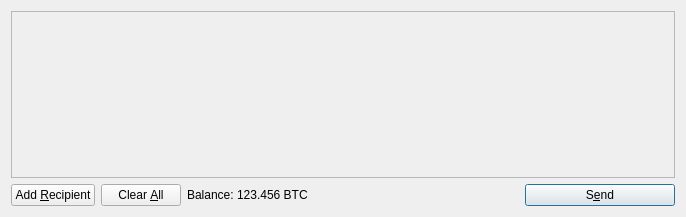
jondow72/peercoin, file src/qt/forms/sendcoinsdialog.ui: the form before one commit.
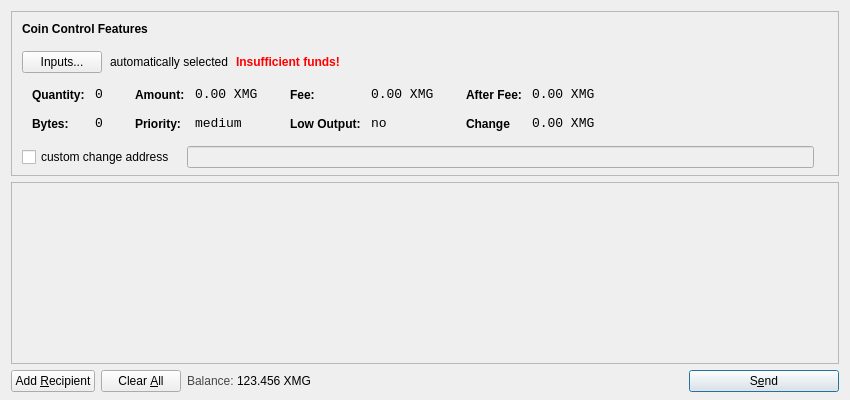
The form after the commit. Icons and pictures are not drawn.

Diff of the .ui file:
```diff
--- a/src/qt/forms/sendcoinsdialog.ui
+++ b/src/qt/forms/sendcoinsdialog.ui
@@ -6,14 +6,615 @@
    <rect>
     <x>0</x>
     <y>0</y>
-    <width>686</width>
-    <height>217</height>
+    <width>850</width>
+    <height>400</height>
    </rect>
   </property>
   <property name="windowTitle">
    <string>Send Coins</string>
   </property>
-  <layout class="QVBoxLayout" name="verticalLayout">
+  <layout class="QVBoxLayout" name="verticalLayout" stretch="0,1,0">
+   <property name="bottomMargin">
+    <number>8</number>
+   </property>
+   <item>
+    <widget class="QFrame" name="frameCoinControl">
+     <property name="sizePolicy">
+      <sizepolicy hsizetype="Expanding" vsizetype="Expanding">
+       <horstretch>0</horstretch>
+       <verstretch>0</verstretch>
+      </sizepolicy>
+     </property>
+     <property name="maximumSize">
+      <size>
+       <width>16777215</width>
+       <height>16777215</height>
+      </size>
+     </property>
+     <property name="frameShape">
+      <enum>QFrame::StyledPanel</enum>
+     </property>
+     <property name="frameShadow">
+      <enum>QFrame::Sunken</enum>
+     </property>
+     <layout class="QVBoxLayout" name="verticalLayoutCoinControl2">
+      <property name="spacing">
+       <number>6</number>
+      </property>
+      <property name="leftMargin">
+       <number>0</number>
+      </property>
+      <property name="topMargin">
+       <number>0</number>
+      </property>
+      <property name="rightMargin">
+       <number>0</number>
+      </property>
+      <property name="bottomMargin">
+       <number>6</number>
+      </property>
+      <item>
+       <layout class="QVBoxLayout" name="verticalLayoutCoinControl" stretch="0,0,0,0,1">
+        <property name="spacing">
+         <number>0</number>
+        </property>
+        <property name="leftMargin">
+         <number>10</number>
+        </property>
+        <property name="topMargin">
+         <number>10</number>
+        </property>
+        <item>
+         <layout class="QHBoxLayout" name="horizontalLayoutCoinControl1">
+          <property name="bottomMargin">
+           <number>15</number>
+          </property>
+          <item>
+           <widget class="QLabel" name="labelCoinControlFeatures">
+            <property name="sizePolicy">
+             <sizepolicy hsizetype="Preferred" vsizetype="Maximum">
+              <horstretch>0</horstretch>
+              <verstretch>0</verstretch>
+             </sizepolicy>
+            </property>
+            <property name="font">
+             <font>
+              <weight>75</weight>
+              <bold>true</bold>
+             </font>
+            </property>
+            <property name="styleSheet">
+             <string notr="true">font-weight:bold;</string>
+            </property>
+            <property name="text">
+             <string>Coin Control Features</string>
+            </property>
+           </widget>
+          </item>
+         </layout>
+        </item>
+        <item>
+         <layout class="QHBoxLayout" name="horizontalLayoutCoinControl2" stretch="0,0,0,0">
+          <property name="spacing">
+           <number>8</number>
+          </property>
+          <property name="bottomMargin">
+           <number>10</number>
+          </property>
+          <item>
+           <widget class="QPushButton" name="pushButtonCoinControl">
+            <property name="styleSheet">
+             <string notr="true"/>
+            </property>
+            <property name="text">
+             <string>Inputs...</string>
+            </property>
+           </widget>
+          </item>
+          <item>
+           <widget class="QLabel" name="labelCoinControlAutomaticallySelected">
+            <property name="text">
+             <string>automatically selected</string>
+            </property>
+            <property name="margin">
+             <number>5</number>
+            </property>
+           </widget>
+          </item>
+          <item>
+           <widget class="QLabel" name="labelCoinControlInsuffFunds">
+            <property name="font">
+             <font>
+              <weight>75</weight>
+              <bold>true</bold>
+             </font>
+            </property>
+            <property name="styleSheet">
+             <string notr="true">color:red;font-weight:bold;</string>
+            </property>
+            <property name="text">
+             <string>Insufficient funds!</string>
+            </property>
+            <property name="margin">
+             <number>5</number>
+            </property>
+           </widget>
+          </item>
+          <item>
+           <spacer name="horizontalSpacerCoinControl">
+            <property name="orientation">
+             <enum>Qt::Horizontal</enum>
+            </property>
+            <property name="sizeHint" stdset="0">
+             <size>
+              <width>40</width>
+              <height>1</height>
+             </size>
+            </property>
+           </spacer>
+          </item>
+         </layout>
+        </item>
+        <item>
+         <widget class="QWidget" name="widgetCoinControl" native="true">
+          <property name="sizePolicy">
+           <sizepolicy hsizetype="Preferred" vsizetype="Preferred">
+            <horstretch>0</horstretch>
+            <verstretch>0</verstretch>
+           </sizepolicy>
+          </property>
+          <property name="minimumSize">
+           <size>
+            <width>0</width>
+            <height>0</height>
+           </size>
+          </property>
+          <property name="styleSheet">
+           <string notr="true"/>
+          </property>
+          <layout class="QHBoxLayout" name="horizontalLayoutCoinControl5">
+           <property name="margin">
+            <number>0</number>
+           </property>
+           <item>
+            <layout class="QHBoxLayout" name="horizontalLayoutCoinControl3" stretch="0,0,0,1">
+             <property name="spacing">
+              <number>20</number>
+             </property>
+             <property name="topMargin">
+              <number>0</number>
+             </property>
+             <property name="bottomMargin">
+              <number>10</number>
+             </property>
+             <item>
+              <layout class="QFormLayout" name="formLayoutCoinControl1">
+               <property name="horizontalSpacing">
+                <number>10</number>
+               </property>
+               <property name="verticalSpacing">
+                <number>14</number>
+               </property>
+               <property name="leftMargin">
+                <number>10</number>
+               </property>
+               <property name="topMargin">
+                <number>4</number>
+               </property>
+               <property name="rightMargin">
+                <number>6</number>
+               </property>
+               <item row="0" column="0">
+                <widget class="QLabel" name="labelCoinControlQuantityText">
+                 <property name="styleSheet">
+                  <string notr="true">font-weight:bold;</string>
+                 </property>
+                 <property name="text">
+                  <string>Quantity:</string>
+                 </property>
+                 <property name="margin">
+                  <number>0</number>
+                 </property>
+                </widget>
+               </item>
+               <item row="0" column="1">
+                <widget class="QLabel" name="labelCoinControlQuantity">
+                 <property name="font">
+                  <font>
+                   <family>Monospace</family>
+                   <pointsize>10</pointsize>
+                  </font>
+                 </property>
+                 <property name="cursor">
+                  <cursorShape>IBeamCursor</cursorShape>
+                 </property>
+                 <property name="contextMenuPolicy">
+                  <enum>Qt::ActionsContextMenu</enum>
+                 </property>
+                 <property name="text">
+                  <string>0</string>
+                 </property>
+                 <property name="margin">
+                  <number>0</number>
+                 </property>
+                 <property name="textInteractionFlags">
+                  <set>Qt::LinksAccessibleByMouse|Qt::TextSelectableByKeyboard|Qt::TextSelectableByMouse</set>
+                 </property>
+                </widget>
+               </item>
+               <item row="1" column="0">
+                <widget class="QLabel" name="labelCoinControlBytesText">
+                 <property name="styleSheet">
+                  <string notr="true">font-weight:bold;</string>
+                 </property>
+                 <property name="text">
+                  <string>Bytes:</string>
+                 </property>
+                </widget>
+               </item>
+               <item row="1" column="1">
+                <widget class="QLabel" name="labelCoinControlBytes">
+                 <property name="font">
+                  <font>
+                   <family>Monospace</family>
+                   <pointsize>10</pointsize>
+                  </font>
+                 </property>
+                 <property name="cursor">
+                  <cursorShape>IBeamCursor</cursorShape>
+                 </property>
+                 <property name="contextMenuPolicy">
+                  <enum>Qt::ActionsContextMenu</enum>
+                 </property>
+                 <property name="text">
+                  <string>0</string>
+                 </property>
+                 <property name="textInteractionFlags">
+                  <set>Qt::LinksAccessibleByMouse|Qt::TextSelectableByKeyboard|Qt::TextSelectableByMouse</set>
+                 </property>
+                </widget>
+               </item>
+              </layout>
+             </item>
+             <item>
+              <layout class="QFormLayout" name="formLayoutCoinControl2">
+               <property name="horizontalSpacing">
+                <number>10</number>
+               </property>
+               <property name="verticalSpacing">
+                <number>14</number>
+               </property>
+               <property name="leftMargin">
+                <number>6</number>
+               </property>
+               <property name="topMargin">
+                <number>4</number>
+               </property>
+               <property name="rightMargin">
+                <number>6</number>
+               </property>
+               <item row="0" column="0">
+                <widget class="QLabel" name="labelCoinControlAmountText">
+                 <property name="styleSheet">
+                  <string notr="true">font-weight:bold;</string>
+                 </property>
+                 <property name="text">
+                  <string>Amount:</string>
+                 </property>
+                 <property name="margin">
+                  <number>0</number>
+                 </property>
+                </widget>
+               </item>
+               <item row="0" column="1">
+                <widget class="QLabel" name="labelCoinControlAmount">
+                 <property name="font">
+                  <font>
+                   <family>Monospace</family>
+                   <pointsize>10</pointsize>
+                  </font>
+                 </property>
+                 <property name="cursor">
+                  <cursorShape>IBeamCursor</cursorShape>
+                 </property>
+                 <property name="contextMenuPolicy">
+                  <enum>Qt::ActionsContextMenu</enum>
+                 </property>
+                 <property name="text">
+                  <string>0.00 XMG</string>
+                 </property>
+                 <property name="textInteractionFlags">
+                  <set>Qt::LinksAccessibleByMouse|Qt::TextSelectableByKeyboard|Qt::TextSelectableByMouse</set>
+                 </property>
+                </widget>
+               </item>
+               <item row="1" column="0">
+                <widget class="QLabel" name="labelCoinControlPriorityText">
+                 <property name="styleSheet">
+                  <string notr="true">font-weight:bold;</string>
+                 </property>
+                 <property name="text">
+                  <string>Priority:</string>
+                 </property>
+                </widget>
+               </item>
+               <item row="1" column="1">
+                <widget class="QLabel" name="labelCoinControlPriority">
+                 <property name="font">
+                  <font>
+                   <family>Monospace</family>
+                   <pointsize>10</pointsize>
+                  </font>
+                 </property>
+                 <property name="cursor">
+                  <cursorShape>IBeamCursor</cursorShape>
+                 </property>
+                 <property name="contextMenuPolicy">
+                  <enum>Qt::ActionsContextMenu</enum>
+                 </property>
+                 <property name="text">
+                  <string>medium</string>
+                 </property>
+                 <property name="textInteractionFlags">
+                  <set>Qt::LinksAccessibleByMouse|Qt::TextSelectableByKeyboard|Qt::TextSelectableByMouse</set>
+                 </property>
+                </widget>
+               </item>
+              </layout>
+             </item>
+             <item>
+              <layout class="QFormLayout" name="formLayoutCoinControl3">
+               <property name="horizontalSpacing">
+                <number>10</number>
+               </property>
+               <property name="verticalSpacing">
+                <number>14</number>
+               </property>
+               <property name="leftMargin">
+                <number>6</number>
+               </property>
+               <property name="topMargin">
+                <number>4</number>
+               </property>
+               <property name="rightMargin">
+                <number>6</number>
+               </property>
+               <item row="0" column="0">
+                <widget class="QLabel" name="labelCoinControlFeeText">
+                 <property name="styleSheet">
+                  <string notr="true">font-weight:bold;</string>
+                 </property>
+                 <property name="text">
+                  <string>Fee:</string>
+                 </property>
+                 <property name="margin">
+                  <number>0</number>
+                 </property>
+                </widget>
+               </item>
+               <item row="0" column="1">
+                <widget class="QLabel" name="labelCoinControlFee">
+                 <property name="font">
+                  <font>
+                   <family>Monospace</family>
+                   <pointsize>10</pointsize>
+                  </font>
+                 </property>
+                 <property name="cursor">
+                  <cursorShape>IBeamCursor</cursorShape>
+                 </property>
+                 <property name="contextMenuPolicy">
+                  <enum>Qt::ActionsContextMenu</enum>
+                 </property>
+                 <property name="text">
+                  <string>0.00 XMG</string>
+                 </property>
+                 <property name="textInteractionFlags">
+                  <set>Qt::LinksAccessibleByMouse|Qt::TextSelectableByKeyboard|Qt::TextSelectableByMouse</set>
+                 </property>
+                </widget>
+               </item>
+               <item row="1" column="0">
+                <widget class="QLabel" name="labelCoinControlLowOutputText">
+                 <property name="styleSheet">
+                  <string notr="true">font-weight:bold;</string>
+                 </property>
+                 <property name="text">
+                  <string>Low Output:</string>
+                 </property>
+                </widget>
+               </item>
+               <item row="1" column="1">
+                <widget class="QLabel" name="labelCoinControlLowOutput">
+                 <property name="font">
+                  <font>
+                   <family>Monospace</family>
+                   <pointsize>10</pointsize>
+                  </font>
+                 </property>
+                 <property name="cursor">
+                  <cursorShape>IBeamCursor</cursorShape>
+                 </property>
+                 <property name="contextMenuPolicy">
+                  <enum>Qt::ActionsContextMenu</enum>
+                 </property>
+                 <property name="text">
+                  <string>no</string>
+                 </property>
+                 <property name="textInteractionFlags">
+                  <set>Qt::LinksAccessibleByMouse|Qt::TextSelectableByKeyboard|Qt::TextSelectableByMouse</set>
+                 </property>
+                </widget>
+               </item>
+              </layout>
+             </item>
+             <item>
+              <layout class="QFormLayout" name="formLayoutCoinControl4">
+               <property name="horizontalSpacing">
+                <number>10</number>
+               </property>
+               <property name="verticalSpacing">
+                <number>14</number>
+               </property>
+               <property name="leftMargin">
+                <number>6</number>
+               </property>
+               <property name="topMargin">
+                <number>4</number>
+               </property>
+               <property name="rightMargin">
+                <number>6</number>
+               </property>
+               <item row="0" column="0">
+                <widget class="QLabel" name="labelCoinControlAfterFeeText">
+                 <property name="styleSheet">
+                  <string notr="true">font-weight:bold;</string>
+                 </property>
+                 <property name="text">
+                  <string>After Fee:</string>
+                 </property>
+                 <property name="margin">
+                  <number>0</number>
+                 </property>
+                </widget>
+               </item>
+               <item row="0" column="1">
+                <widget class="QLabel" name="labelCoinControlAfterFee">
+                 <property name="font">
+                  <font>
+                   <family>Monospace</family>
+                   <pointsize>10</pointsize>
+                  </font>
+                 </property>
+                 <property name="cursor">
+                  <cursorShape>IBeamCursor</cursorShape>
+                 </property>
+                 <property name="contextMenuPolicy">
+                  <enum>Qt::ActionsContextMenu</enum>
+                 </property>
+                 <property name="text">
+                  <string>0.00 XMG</string>
+                 </property>
+                 <property name="textInteractionFlags">
+                  <set>Qt::LinksAccessibleByMouse|Qt::TextSelectableByKeyboard|Qt::TextSelectableByMouse</set>
+                 </property>
+                </widget>
+               </item>
+               <item row="1" column="0">
+                <widget class="QLabel" name="labelCoinControlChangeText">
+                 <property name="styleSheet">
+                  <string notr="true">font-weight:bold;</string>
+                 </property>
+                 <property name="text">
+                  <string>Change</string>
+                 </property>
+                </widget>
+               </item>
+               <item row="1" column="1">
+                <widget class="QLabel" name="labelCoinControlChange">
+                 <property name="font">
+                  <font>
+                   <family>Monospace</family>
+                   <pointsize>10</pointsize>
+                  </font>
+                 </property>
+                 <property name="cursor">
+                  <cursorShape>IBeamCursor</cursorShape>
+                 </property>
+                 <property name="contextMenuPolicy">
+                  <enum>Qt::ActionsContextMenu</enum>
+                 </property>
+                 <property name="text">
+                  <string>0.00 XMG</string>
+                 </property>
+                 <property name="textInteractionFlags">
+                  <set>Qt::LinksAccessibleByMouse|Qt::TextSelectableByKeyboard|Qt::TextSelectableByMouse</set>
+                 </property>
+                </widget>
+               </item>
+              </layout>
+             </item>
+            </layout>
+           </item>
+          </layout>
+         </widget>
+        </item>
+        <item>
+         <layout class="QHBoxLayout" name="horizontalLayoutCoinControl4" stretch="0,0,0">
+          <property name="spacing">
+           <number>12</number>
+          </property>
+          <property name="sizeConstraint">
+           <enum>QLayout::SetDefaultConstraint</enum>
+          </property>
+          <property name="topMargin">
+           <number>5</number>
+          </property>
+          <property name="rightMargin">
+           <number>5</number>
+          </property>
+          <item>
+           <widget class="QCheckBox" name="checkBoxCoinControlChange">
+            <property name="text">
+             <string>custom change address</string>
+            </property>
+           </widget>
+          </item>
+          <item>
+           <widget class="QLineEdit" name="lineEditCoinControlChange">
+            <property name="enabled">
+             <bool>false</bool>
+            </property>
+            <property name="sizePolicy">
+             <sizepolicy hsizetype="Expanding" vsizetype="Fixed">
+              <horstretch>0</horstretch>
+              <verstretch>0</verstretch>
+             </sizepolicy>
+            </property>
+           </widget>
+          </item>
+          <item>
+           <widget class="QLabel" name="labelCoinControlChangeLabel">
+            <property name="sizePolicy">
+             <sizepolicy hsizetype="Preferred" vsizetype="Expanding">
+              <horstretch>0</horstretch>
+              <verstretch>0</verstretch>
+             </sizepolicy>
+            </property>
+            <property name="minimumSize">
+             <size>
+              <width>0</width>
+              <height>0</height>
+             </size>
+            </property>
+            <property name="text">
+             <string/>
+            </property>
+            <property name="margin">
+             <number>3</number>
+            </property>
+           </widget>
+          </item>
+         </layout>
+        </item>
+        <item>
+         <spacer name="verticalSpacerCoinControl">
+          <property name="orientation">
+           <enum>Qt::Vertical</enum>
+          </property>
+          <property name="sizeHint" stdset="0">
+           <size>
+            <width>800</width>
+            <height>1</height>
+           </size>
+          </property>
+         </spacer>
+        </item>
+       </layout>
+      </item>
+     </layout>
+    </widget>
+   </item>
    <item>
     <widget class="QScrollArea" name="scrollArea">
      <property name="widgetResizable">
@@ -24,8 +625,8 @@
        <rect>
         <x>0</x>
         <y>0</y>
-        <width>666</width>
-        <height>165</height>
+        <width>830</width>
+        <height>156</height>
        </rect>
       </property>
       <layout class="QVBoxLayout" name="verticalLayout_2">
@@ -108,6 +709,15 @@
        </property>
        <item>
         <widget class="QLabel" name="label">
+         <property name="sizePolicy">
+          <sizepolicy hsizetype="Preferred" vsizetype="Fixed">
+           <horstretch>0</horstretch>
+           <verstretch>0</verstretch>
+          </sizepolicy>
+         </property>
+         <property name="styleSheet">
+          <string notr="true">#label { color: #464747; }</string>
+         </property>
          <property name="text">
           <string>Balance:</string>
          </property>
@@ -115,11 +725,20 @@
        </item>
        <item>
         <widget class="QLabel" name="labelBalance">
+         <property name="sizePolicy">
+          <sizepolicy hsizetype="Preferred" vsizetype="Fixed">
+           <horstretch>0</horstretch>
+           <verstretch>0</verstretch>
+          </sizepolicy>
+         </property>
          <property name="cursor">
           <cursorShape>IBeamCursor</cursorShape>
          </property>
+         <property name="styleSheet">
+          <string notr="true">#label { color: #464747; }</string>
+         </property>
          <property name="text">
-          <string>123.456 BTC</string>
+          <string>123.456 XMG</string>
          </property>
          <property name="textInteractionFlags">
           <set>Qt::LinksAccessibleByMouse|Qt::TextSelectableByKeyboard|Qt::TextSelectableByMouse</set>
```
